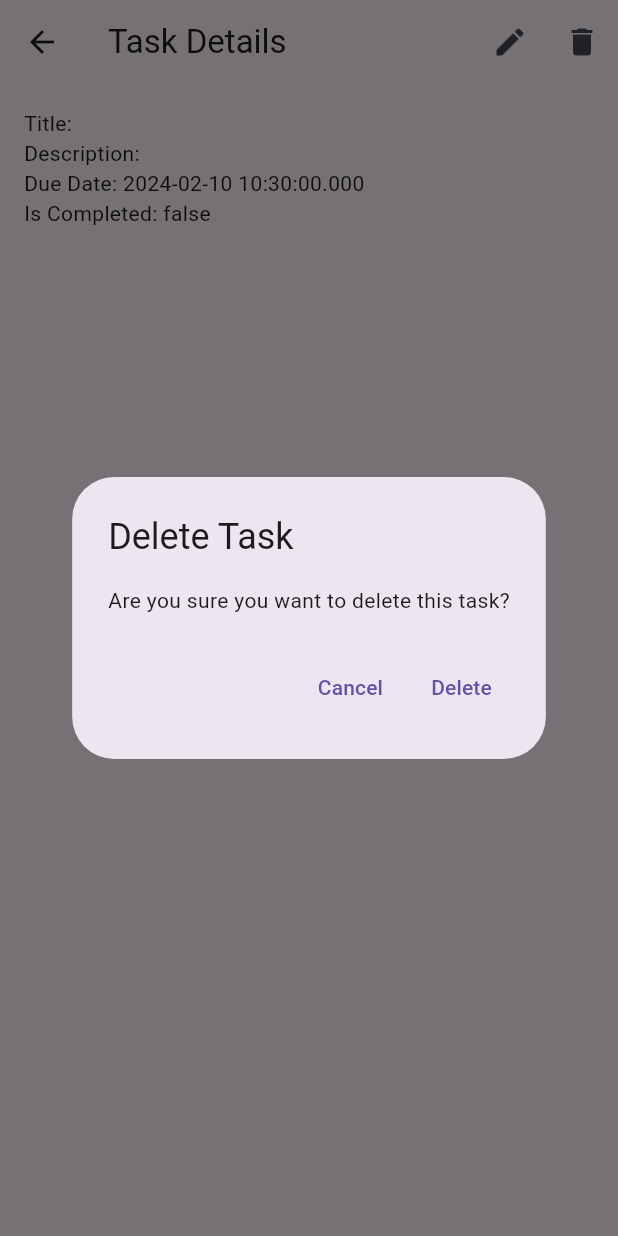
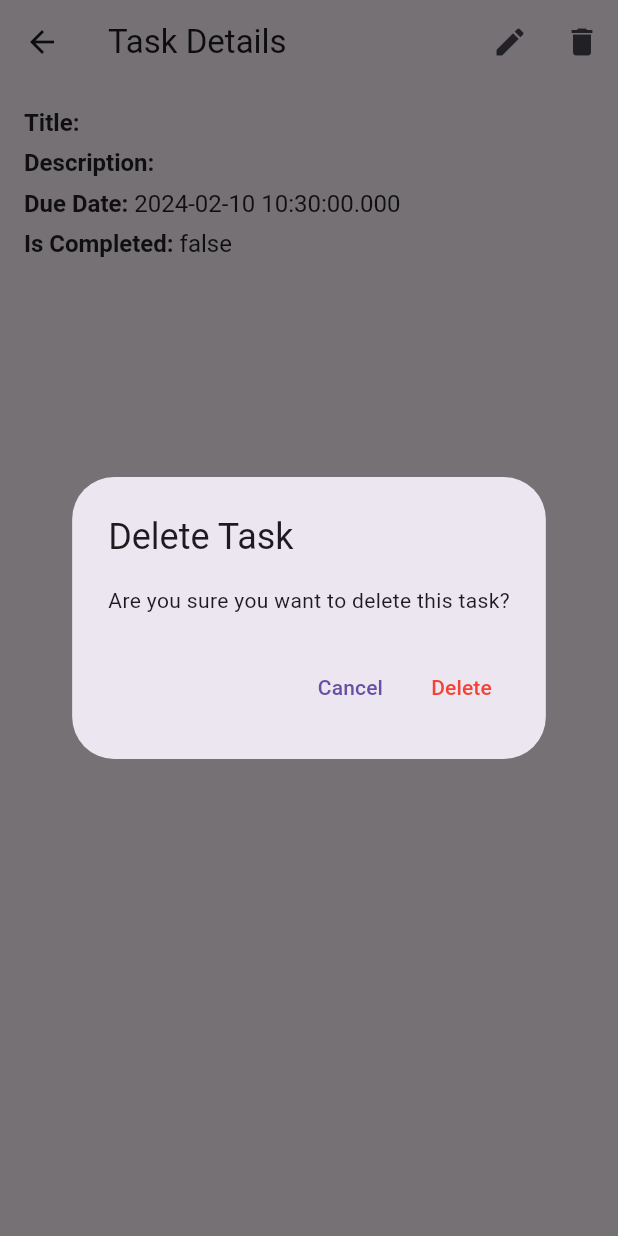
Before and after one commit to chathudilzo/int_todo_app, a Flutter app: the TaskPage screen opened directly with empty values, after a tap on the "delete" icon, on a phone screen of 412 x 824 dp. Run offline on Flutter 3.47's test engine with Material 3 defaults, Android fonts, the phone set to English and light mode, and no system bars; our stand-ins replace cloud_firestore, firebase_auth, firebase_core, get; accounts and stored records are empty.

Commit message:
task page ui

```diff
--- a/lib/pages/task/task_page.dart
+++ b/lib/pages/task/task_page.dart
@@ -4,8 +4,7 @@ import 'package:int_todo_app/classes/task.dart';
 import 'package:int_todo_app/pages/task/task_controller.dart';
 
 class TaskPage extends StatefulWidget {
-
-   const TaskPage({super.key});
+  const TaskPage({Key? key}) : super(key: key);
 
   @override
   State<TaskPage> createState() => _TaskPageState();
@@ -25,9 +24,6 @@ late Task task;
 
   @override
   Widget build(BuildContext context) {
-
-
-
     return Scaffold(
       appBar: AppBar(
         title: Text('Task Details'),
@@ -48,22 +44,47 @@ late Task task;
       ),
       body: Container(
         padding: EdgeInsets.all(16.0),
-        child: Obx(() {
-
+        child: Obx(
+          () {
             return Column(
               crossAxisAlignment: CrossAxisAlignment.start,
               children: [
-              Text('Title: ${_taskController.task.value?.title ?? task.title}'),
-              Text('Description: ${_taskController.task.value?.description ?? task.description}'),
-              Text('Due Date: ${_taskController.task.value?.dueDate ?? task.dueDate}'),
-              Text('Is Completed: ${_taskController.task.value?.isCompleted ?? task.isCompleted}'),
+                _buildTaskDetail('Title', _taskController.task.value?.title ?? task.title),
+                _buildTaskDetail('Description', _taskController.task.value?.description ?? task.description),
+                _buildTaskDetail('Due Date', _taskController.task.value?.dueDate ?? task.dueDate),
+                _buildTaskDetail('Is Completed', _taskController.task.value?.isCompleted ?? task.isCompleted),
               ],
             );
-        }),
+          },
+        ),
       ),
     );
   }
 
+  Widget _buildTaskDetail(String label, dynamic value) {
+    return Padding(
+      padding: const EdgeInsets.only(bottom: 8.0),
+      child: RichText(
+        text: TextSpan(
+          style: TextStyle(
+            color: Colors.black87,
+            fontSize: 16.0,
+          ),
+          children: [
+            TextSpan(
+              text: '$label: ',
+              style: TextStyle(
+                fontWeight: FontWeight.bold,
+              ),
+            ),
+            TextSpan(
+              text: '$value',
+            ),
+          ],
+        ),
+      ),
+    );
+  }
 
   void _showEditDialog(BuildContext context, Task task) {
     TextEditingController titleController = TextEditingController(text: task.title);
@@ -116,13 +137,11 @@ late Task task;
             ),
             TextButton(
               onPressed: () {
-
                 _taskController.updateTaskDetails(
-
                   title: titleController.text,
                   description: descriptionController.text,
                   dueDate: selectedDate,
-                isCompleted: task.isCompleted
+                  isCompleted: task.isCompleted,
                 );
                 Navigator.of(context).pop();
               },
@@ -134,7 +153,6 @@ late Task task;
     );
   }
 
-  // Function to show the delete confirmation dialog
   void _showDeleteConfirmationDialog(BuildContext context, Task task) {
     showDialog(
       context: context,
@@ -151,16 +169,17 @@ late Task task;
             ),
             TextButton(
               onPressed: () {
-
                 _taskController.deleteTask();
                 Navigator.of(context).pop();
               },
-            child: Text('Delete'),
+              child: Text(
+                'Delete',
+                style: TextStyle(color: Colors.red),
+              ),
             ),
           ],
         );
       },
     );
   }
-
 }
```
Lines whose indentation alone changed are shown as unchanged.
